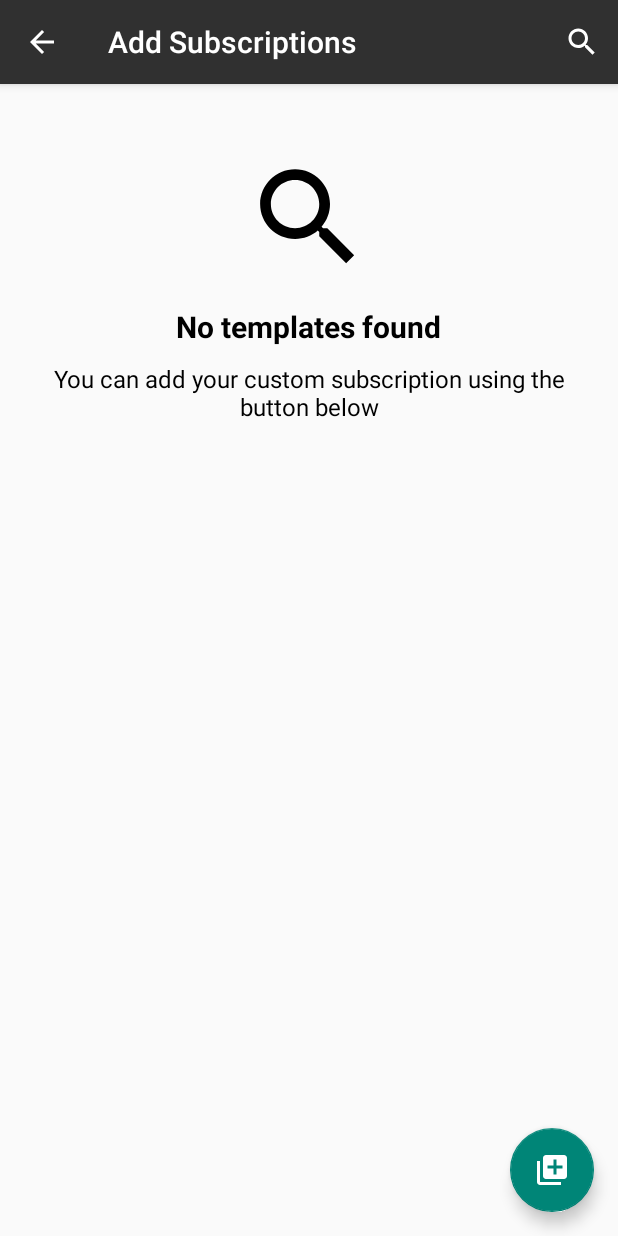
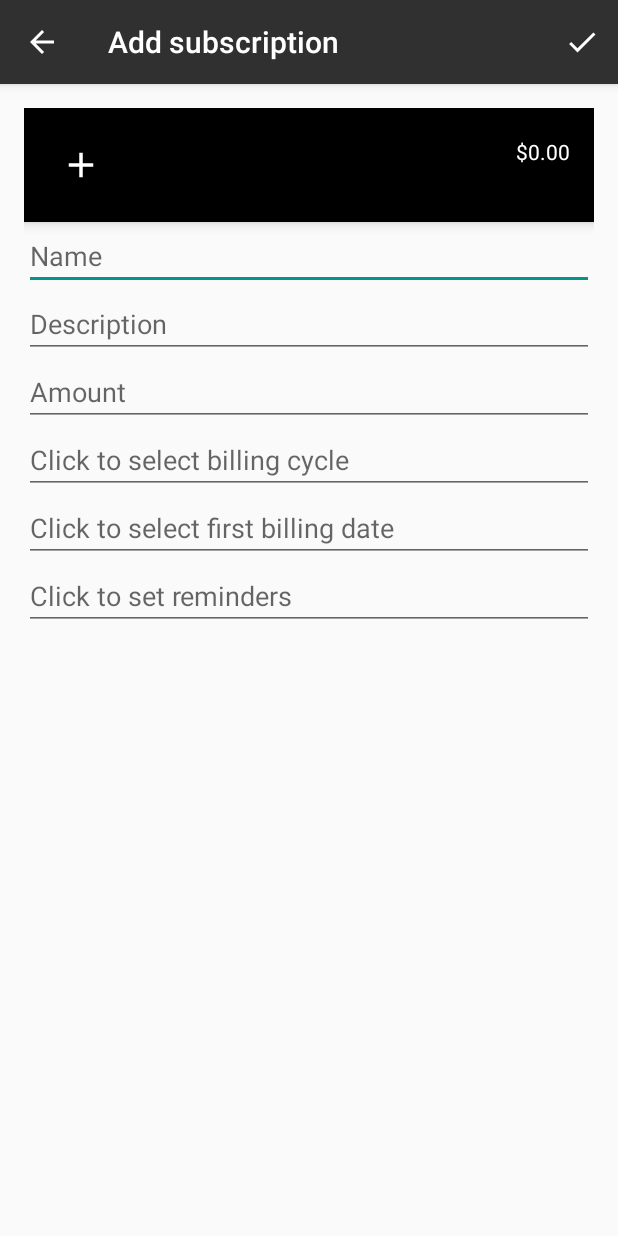
Before and after one commit to mevinod/Subscription-Manager, an Android app: the NewSubscriptionActivity screen opened directly, with no data from a screen before it, after a tap on an icon or button, on a phone screen of 412 x 824 dp. Run offline under Robolectric (Android 15) with nearby library versions, the phone set to English and light mode, and no system bars; 8 statements that could not run were skipped.

Commit message:
new activities

```diff
--- /dev/null
+++ b/app/src/main/java/com/example/brandon/SubscriptionsManager/CustomSubscriptionActivity.java
@@ -0,0 +1,181 @@
+package com.example.brandon.SubscriptionsManager;
+
+import android.app.Activity;
+import android.content.Intent;
+import android.graphics.Typeface;
+import android.os.Bundle;
+import android.support.v7.app.ActionBarActivity;
+import android.support.v7.app.AlertDialog;
+import android.support.v7.widget.Toolbar;
+import android.text.Editable;
+import android.text.TextWatcher;
+import android.view.Menu;
+import android.view.MenuItem;
+import android.view.MotionEvent;
+import android.view.View;
+import android.view.ViewStub;
+import android.widget.EditText;
+
+public class CustomSubscriptionActivity extends ActionBarActivity
+{
+    private Subscriptions newSubscription;
+
+    private View     subscription;
+    private Typeface fontAwesome;
+
+    @Override
+    protected void onCreate(Bundle savedInstanceState)
+    {
+        super.onCreate(savedInstanceState);
+        setContentView(R.layout.subscription_form);
+
+        final Toolbar toolbar = (Toolbar)findViewById(R.id.custom_subscription_toolbar);
+        setSupportActionBar(toolbar);
+
+        getSupportActionBar().setDisplayHomeAsUpEnabled(true);
+        toolbar.setNavigationIcon(R.drawable.ic_arrow_back);
+
+        final EditText serviceName = (EditText)findViewById(R.id.serviceName);
+        serviceName.addTextChangedListener(new TextWatcher() {
+            @Override
+            public void beforeTextChanged(CharSequence charSequence, int i, int i1, int i2) {
+
+            }
+
+            @Override
+            public void onTextChanged(CharSequence charSequence, int i, int i1, int i2) {
+                newSubscription.setName(charSequence.toString());
+                newSubscription.fillOutView(subscription, fontAwesome);
+            }
+
+            @Override
+            public void afterTextChanged(Editable editable) {
+
+            }
+        });
+
+        final EditText description = (EditText)findViewById(R.id.description);
+        description.addTextChangedListener(new TextWatcher() {
+            @Override
+            public void beforeTextChanged(CharSequence charSequence, int i, int i1, int i2) {
+
+            }
+
+            @Override
+            public void onTextChanged(CharSequence charSequence, int i, int i1, int i2) {
+                newSubscription.setDescription(charSequence.toString());
+                newSubscription.fillOutView(subscription, fontAwesome);
+            }
+
+            @Override
+            public void afterTextChanged(Editable editable) {
+
+            }
+        });
+
+        final EditText amount = (EditText)findViewById(R.id.amount);
+        amount.addTextChangedListener(new TextWatcher() {
+            @Override
+            public void beforeTextChanged(CharSequence charSequence, int i, int i1, int i2) {
+
+            }
+
+            @Override
+            public void onTextChanged(CharSequence charSequence, int i, int i1, int i2) {
+                float value = 0;
+                try{
+                    value = Float.parseFloat(charSequence.toString());
+                }catch(Exception e){
+                    e.printStackTrace();
+                }
+                newSubscription.setAmount(value);
+                newSubscription.fillOutView(subscription, fontAwesome);
+            }
+
+            @Override
+            public void afterTextChanged(Editable editable) {
+
+            }
+        });
+
+        final EditText billingCycle = (EditText)findViewById(R.id.billingCycle);
+        billingCycle.setOnTouchListener(new View.OnTouchListener() {
+            @Override
+            public boolean onTouch(View view, MotionEvent motionEvent) {
+
+                if (motionEvent.getAction() == MotionEvent.ACTION_UP)
+                {
+                    AlertDialog alertDialog = new AlertDialog.Builder(CustomSubscriptionActivity.this).create();
+                    alertDialog.setIcon(R.mipmap.ic_launcher);
+                    alertDialog.setTitle("Bill Manager");
+                    alertDialog.setMessage(getString(R.string.info_string));
+                    alertDialog.show();
+                }
+
+                return true;
+            }
+        });
+
+        final EditText firstBillingDate = (EditText)findViewById(R.id.firstBillingDate);
+        firstBillingDate.setOnTouchListener(new View.OnTouchListener() {
+            @Override
+            public boolean onTouch(View view, MotionEvent motionEvent) {
+
+                if (motionEvent.getAction() == MotionEvent.ACTION_UP)
+                {
+                    AlertDialog alertDialog = new AlertDialog.Builder(CustomSubscriptionActivity.this).create();
+                    alertDialog.setIcon(R.mipmap.ic_launcher);
+                    alertDialog.setTitle("Bill Manager");
+                    alertDialog.setMessage(getString(R.string.info_string));
+                    alertDialog.show();
+                }
+
+                return true;
+            }
+        });
+
+        final EditText reminders = (EditText)findViewById(R.id.reminders);
+        reminders.setOnTouchListener(new View.OnTouchListener() {
+            @Override
+            public boolean onTouch(View view, MotionEvent motionEvent) {
+
+                if (motionEvent.getAction() == MotionEvent.ACTION_UP)
+                {
+                    AlertDialog alertDialog = new AlertDialog.Builder(CustomSubscriptionActivity.this).create();
+                    alertDialog.setIcon(R.mipmap.ic_launcher);
+                    alertDialog.setTitle("Bill Manager");
+                    alertDialog.setMessage(getString(R.string.info_string));
+                    alertDialog.show();
+                }
+
+                return true;
+            }
+        });
+
+        ViewStub subscriptionStubView = (ViewStub)findViewById(R.id.viewStub);
+        subscription = subscriptionStubView.inflate();
+
+        newSubscription = new Subscriptions(R.drawable.ic_add, getResources().getColor(R.color.black),
+                "", "", 0f, Subscriptions.billingCycle.MONTHLY, 0, Subscriptions.reminders.NEVER);
+
+        fontAwesome = Typeface.createFromAsset(getAssets(), "fontawesome-webfont.ttf");
+        newSubscription.fillOutView(subscription, fontAwesome);
+    }
+
+    @Override
+    public boolean onCreateOptionsMenu(Menu menu)
+    {
+        // Inflate the menu; this adds items to the action bar if it is present.
+        getMenuInflater().inflate(R.menu.menu_custom_subscription, menu);
+        return true;
+    }
+
+    public void createSubscription(MenuItem item) {
+        Intent resultIntent = new Intent();
+
+        resultIntent.putExtra("newSubscription", newSubscription);
+
+        setResult(Activity.RESULT_OK, resultIntent);
+        finish();
+    }
+}
--- a/app/src/main/java/com/example/brandon/SubscriptionsManager/NewSubscriptionActivity.java
+++ b/app/src/main/java/com/example/brandon/SubscriptionsManager/NewSubscriptionActivity.java
@@ -1,6 +1,8 @@
 package com.example.brandon.SubscriptionsManager;
 
+import android.app.Activity;
 import android.content.Context;
+import android.content.Intent;
 import android.database.Cursor;
 import android.database.sqlite.SQLiteDatabase;
 import android.graphics.Color;
@@ -15,7 +17,6 @@ import android.view.View;
 import android.view.ViewGroup;
 import android.widget.LinearLayout;
 import android.widget.ScrollView;
-import android.widget.Toast;
 
 import com.readystatesoftware.sqliteasset.SQLiteAssetHelper;
 
@@ -109,7 +110,7 @@ public class NewSubscriptionActivity extends ActionBarActivity
 
                 LinearLayout.LayoutParams layoutParams = new LinearLayout.LayoutParams(
                         ViewGroup.LayoutParams.MATCH_PARENT, ViewGroup.LayoutParams.MATCH_PARENT);
-                layoutParams.setMargins(0, 0, 0, 24);
+                layoutParams.setMargins(0, 0, 0, 45);
 
                 subscriptionsContainer.addView(newView, layoutParams);
             }
@@ -119,12 +120,21 @@ public class NewSubscriptionActivity extends ActionBarActivity
             View blankView = View.inflate(this, R.layout.no_templates_found, null);
             subscriptionsContainer.addView(blankView);
         }
-
     }
 
     public void startCustomSubscriptionActivity(View view)
     {
-        Toast.makeText(NewSubscriptionActivity.this, "Would create custom subscription activity", Toast.LENGTH_SHORT).show();
+        Intent launchActivity = new Intent(this, CustomSubscriptionActivity.class);
+        startActivityForResult(launchActivity, 0);
+    }
+
+    @Override
+    protected void onActivityResult(int requestCode, int resultCode, Intent data) {
+        super.onActivityResult(requestCode, resultCode, data);
+        if (resultCode == Activity.RESULT_OK && requestCode == 0 && data != null) {
+            setResult(Activity.RESULT_OK, data);
+            finish();
+        }
     }
 
     public class BrandSubscriptions extends SQLiteAssetHelper
--- a/app/src/main/java/com/example/brandon/SubscriptionsManager/Subscriptions.java
+++ b/app/src/main/java/com/example/brandon/SubscriptionsManager/Subscriptions.java
@@ -6,14 +6,17 @@ import android.view.View;
 import android.widget.ImageView;
 import android.widget.TextView;
 
-public class Subscriptions
+import java.io.Serializable;
+import java.util.Locale;
+
+public class Subscriptions implements Serializable
 {
     private String mIconText;
     private int    mIconID;
     private int    mColor;
     private String mName;
     private String mDescription;
-    private float  mAmount;
+    private double mAmount;
     private int    mBillingCycleID;
     private long   mFirstBillingDate;
     private int    mReminderID;
@@ -38,7 +41,7 @@ public class Subscriptions
         }
     };
 
-    public Subscriptions(int IconID, int color, String name, String description, float amount,
+    public Subscriptions(int IconID, int color, String name, String description, double amount,
                          billingCycle billingCycle, long firstBillingDate, reminders reminder)
     {
         mIconID           = IconID;
@@ -52,7 +55,7 @@ public class Subscriptions
         setAmount(amount);
     }
 
-    public Subscriptions(String IconText, int color, String name, String description, float amount,
+    public Subscriptions(String IconText, int color, String name, String description, double amount,
                          billingCycle billingCycle, long firstBillingDate, reminders reminder)
     {
         mIconID           = -1;
@@ -71,11 +74,22 @@ public class Subscriptions
 
         if(mIconID == -1) {
             view = View.inflate(context, R.layout.subscription_layout_text_icon, null);
+        }else{
+            view = View.inflate(context, R.layout.subscription_layout_image_icon, null);
+        }
+
+        view = fillOutView(view, font);
+
+        return view;
+    }
+
+    public View fillOutView(View view, Typeface font){
+
+        if(mIconID == -1) {
             TextView icon = ((TextView)view.findViewById(R.id.icon));
             icon.setText(mIconText);
             icon.setTypeface(font);
         }else{
-            view = View.inflate(context, R.layout.subscription_layout_image_icon, null);
             ((ImageView)view.findViewById(R.id.icon)).setImageResource(mIconID);
         }
 
@@ -139,9 +153,14 @@ public class Subscriptions
         return mDescription;
     }
 
-    public float getAmount()
+    public double getAmount()
     {
         return mAmount;
+    }
+
+    public String getAmountString()
+    {
+        return this.mAmountString;
     }
 
     public int getBillingCycleID()
@@ -181,12 +200,12 @@ public class Subscriptions
         this.mDescription = description;
     }
 
-    public void setAmount(float amount) {
+    public void setAmount(double amount) {
         this.mAmount = amount;
 
         this.mAmountString = "";
-        if(this.mAmount > 0){
-            this.mAmountString = "$"+String.valueOf(amount);
+        if(!(this.mAmount < 0)){
+            this.mAmountString = String.format(Locale.US, "$%.2f", this.mAmount);
         }
     }
 
@@ -201,4 +220,5 @@ public class Subscriptions
     public void setReminderID(int reminderID) {
         this.mReminderID = mReminderID;
     }
+
 }
--- /dev/null
+++ b/app/src/main/res/drawable/ic_check.xml
@@ -0,0 +1,9 @@
+<vector xmlns:android="http://schemas.android.com/apk/res/android"
+        android:width="24dp"
+        android:height="24dp"
+        android:viewportWidth="24.0"
+        android:viewportHeight="24.0">
+    <path
+        android:pathData="M9,16.17L4.83,12l-1.42,1.41L9,19 21,7l-1.41,-1.41z"
+        android:fillColor="#FFFFFF"/>
+</vector>
--- /dev/null
+++ b/app/src/main/res/layout/subscription_form.xml
@@ -0,0 +1,29 @@
+<?xml version="1.0" encoding="utf-8"?>
+<android.support.design.widget.CoordinatorLayout
+    xmlns:android="http://schemas.android.com/apk/res/android"
+    xmlns:app="http://schemas.android.com/apk/res-auto"
+    xmlns:tools="http://schemas.android.com/tools"
+    android:layout_width="match_parent"
+    android:layout_height="match_parent"
+    android:fitsSystemWindows="true"
+    tools:context="com.example.brandon.SubscriptionsManager.CustomSubscriptionActivity">
+
+    <android.support.design.widget.AppBarLayout
+        android:layout_width="match_parent"
+        android:layout_height="wrap_content"
+        android:theme="@style/AppTheme.AppBarOverlay">
+
+        <android.support.v7.widget.Toolbar
+            android:id="@+id/custom_subscription_toolbar"
+            android:layout_width="match_parent"
+            android:layout_height="?attr/actionBarSize"
+            android:background="?attr/colorPrimary"
+            android:title="@string/add_subscription_title"
+            app:popupTheme="@style/AppTheme.PopupOverlay" />
+
+    </android.support.design.widget.AppBarLayout>
+
+    <include layout="@layout/subscription_form_content"/>
+
+
+</android.support.design.widget.CoordinatorLayout>
--- /dev/null
+++ b/app/src/main/res/layout/subscription_form_content.xml
@@ -0,0 +1,85 @@
+<?xml version="1.0" encoding="utf-8"?>
+<LinearLayout xmlns:android="http://schemas.android.com/apk/res/android"
+    xmlns:tools="http://schemas.android.com/tools"
+    xmlns:app="http://schemas.android.com/apk/res-auto"
+    android:orientation="vertical"
+    android:layout_width="match_parent"
+    android:layout_height="match_parent"
+    android:paddingBottom="@dimen/activity_vertical_margin"
+    android:paddingLeft="@dimen/activity_horizontal_margin"
+    android:paddingRight="@dimen/activity_horizontal_margin"
+    android:paddingTop="@dimen/activity_vertical_margin"
+    tools:showIn="@layout/subscription_form"
+    app:layout_behavior="@string/appbar_scrolling_view_behavior">
+
+    <ViewStub
+        android:layout_width="match_parent"
+        android:layout_height="wrap_content"
+        android:id="@+id/viewStub"
+        android:layout_gravity="center_horizontal"
+        android:layout="@layout/subscription_layout_image_icon"
+        android:inflatedId="@+id/subscriptionView" />
+
+    <ScrollView
+        android:layout_width="match_parent"
+        android:layout_height="match_parent">
+
+        <LinearLayout
+            android:layout_width="match_parent"
+            android:layout_height="match_parent"
+            android:orientation="vertical">
+
+                <EditText
+                    android:layout_width="match_parent"
+                    android:layout_height="wrap_content"
+                    android:lines="1"
+                    android:singleLine="true"
+                    android:id="@+id/serviceName"
+                    android:hint="Name" />
+
+                <EditText
+                    android:layout_width="match_parent"
+                    android:layout_height="wrap_content"
+                    android:lines="1"
+                    android:singleLine="true"
+                    android:id="@+id/description"
+                    android:hint="Description" />
+
+                <EditText
+                    android:layout_width="match_parent"
+                    android:layout_height="wrap_content"
+                    android:inputType="numberDecimal"
+                    android:ems="2"
+                    android:imeOptions="actionDone"
+                    android:id="@+id/amount"
+                    android:hint="Amount" />
+
+                <EditText
+                    android:layout_width="match_parent"
+                    android:layout_height="wrap_content"
+                    android:inputType="none"
+                    android:focusable="false"
+                    android:id="@+id/billingCycle"
+                    android:hint="Click to select billing cycle" />
+
+                <EditText
+                    android:layout_width="match_parent"
+                    android:layout_height="wrap_content"
+                    android:focusable="false"
+                    android:id="@+id/firstBillingDate"
+                    android:hint="Click to select first billing date"
+                    android:layout_gravity="center_horizontal" />
+
+                <EditText
+                    android:layout_width="match_parent"
+                    android:layout_height="wrap_content"
+                    android:inputType="none"
+                    android:focusable="false"
+                    android:id="@+id/reminders"
+                    android:hint="Click to set reminders"
+                    android:layout_gravity="center_horizontal" />
+
+        </LinearLayout>
+    </ScrollView>
+
+</LinearLayout>
--- a/app/src/main/res/layout/subscription_layout_image_icon.xml
+++ b/app/src/main/res/layout/subscription_layout_image_icon.xml
@@ -3,7 +3,8 @@
     android:layout_width="match_parent" android:layout_height="wrap_content"
     android:background="#aaa"
     android:clickable="true"
-    android:longClickable="true">
+    android:longClickable="true"
+    style="@style/SubscriptionStyle">
 
     <ImageView
         android:layout_width="28dp"
--- a/app/src/main/res/layout/subscription_layout_text_icon.xml
+++ b/app/src/main/res/layout/subscription_layout_text_icon.xml
@@ -3,7 +3,8 @@
     android:layout_width="match_parent" android:layout_height="wrap_content"
     android:background="#aaa"
     android:clickable="true"
-    android:longClickable="true">
+    android:longClickable="true"
+    style="@style/SubscriptionStyle">
 
     <TextView
         android:layout_width="28dp"
--- a/app/src/main/res/layout/subscriptions_fragment.xml
+++ b/app/src/main/res/layout/subscriptions_fragment.xml
@@ -15,7 +15,7 @@
             android:layout_width="match_parent"
             android:layout_height="wrap_content"
             android:orientation="vertical"
-            android:id="@+id/linear_layout">
+            android:id="@+id/subscriptionsContainer">
         </LinearLayout>
     </ScrollView>
 
--- /dev/null
+++ b/app/src/main/res/menu/menu_custom_subscription.xml
@@ -0,0 +1,9 @@
+<?xml version="1.0" encoding="utf-8"?>
+<menu xmlns:android="http://schemas.android.com/apk/res/android"
+    xmlns:app="http://schemas.android.com/apk/res-auto">
+    <item android:id="@+id/confirm"
+        app:showAsAction="always"
+        android:title="@string/create_subscription"
+        android:icon="@drawable/ic_check"
+        android:onClick="createSubscription" />
+</menu>
--- a/app/src/main/res/values/colors.xml
+++ b/app/src/main/res/values/colors.xml
@@ -1,8 +1,8 @@
 <?xml version="1.0" encoding="utf-8"?>
 <resources>
-    <color name="colorPrimary">#3F51B5</color>
-    <color name="colorPrimaryDark">#303F9F</color>
-    <color name="colorAccent">#FF4081</color>
+    <color name="colorPrimary">#ff303030</color>
+    <color name="colorPrimaryDark">#ff000000</color>
+    <color name="colorAccent">#ff009688</color>
 
     <color name="darkBlue">#0e1686</color>
     <color name="blue">#075aff</color>
@@ -10,14 +10,10 @@
     <color name="blue3">#07b7e7</color>
     <color name="iceBlue">#79fffd</color>
     <color name="teal">#1cedd5</color>
-
     <color name="red">#e62117</color>
-
     <color name="green">#2ebd59</color>
-
     <color name="orange">#ff7411</color>
     <color name="purple">#6441a4</color>
-
     <color name="black">#000000</color>
     <color name="grey">#a9a1a1</color>
 
--- a/app/src/main/res/values/strings.xml
+++ b/app/src/main/res/values/strings.xml
@@ -20,5 +20,7 @@
         Uses library SQLiteAssetHelper: https://github.com/jgilfelt/android-sqlite-asset-helper\n\n
         Icons from NOVA pack and Font Awesome used in respect to licenses.
     </string>
+    <string name="add_subscription_title">Add subscription</string>
+    <string name="create_subscription">create subscription</string>
 
 </resources>
--- a/app/src/main/res/values/styles.xml
+++ b/app/src/main/res/values/styles.xml
@@ -3,9 +3,9 @@
     <!-- Base application theme. -->
     <style name="AppTheme" parent="Theme.AppCompat.Light.DarkActionBar">
         <!-- Customize your theme here. -->
-        <item name="colorPrimary">@color/background_material_dark</item>
-        <item name="colorPrimaryDark">@color/bright_foreground_material_light</item>
-        <item name="colorAccent">@color/accent_material_light</item>
+        <item name="colorPrimary">@color/colorPrimary</item>
+        <item name="colorPrimaryDark">@color/colorPrimaryDark</item>
+        <item name="colorAccent">@color/colorAccent</item>
     </style>
 
     <style name="AppTheme.NoActionBar">
@@ -17,4 +17,13 @@
 
     <style name="AppTheme.PopupOverlay" parent="ThemeOverlay.AppCompat.Light" />
 
+    <style name="SubscriptionStyle">
+        <item name="android:elevation">5dp</item>
+    </style>
+
+    <style name="line">
+        <item name="android:focusable">true</item>
+        <item name="android:focusableInTouchMode">true</item>
+    </style>
+
 </resources>
```
Also changed, not shown: app/src/main/AndroidManifest.xml (+8 -0 lines), app/src/main/java/com/example/brandon/SubscriptionsManager/MainActivity.java (+30 -8 lines), app/src/main/java/com/example/brandon/SubscriptionsManager/SubscriptionsDatabase.java (+47 -0 lines), app/src/main/java/com/example/brandon/SubscriptionsManager/SubscriptionsFragment.java (+33 -0 lines).
